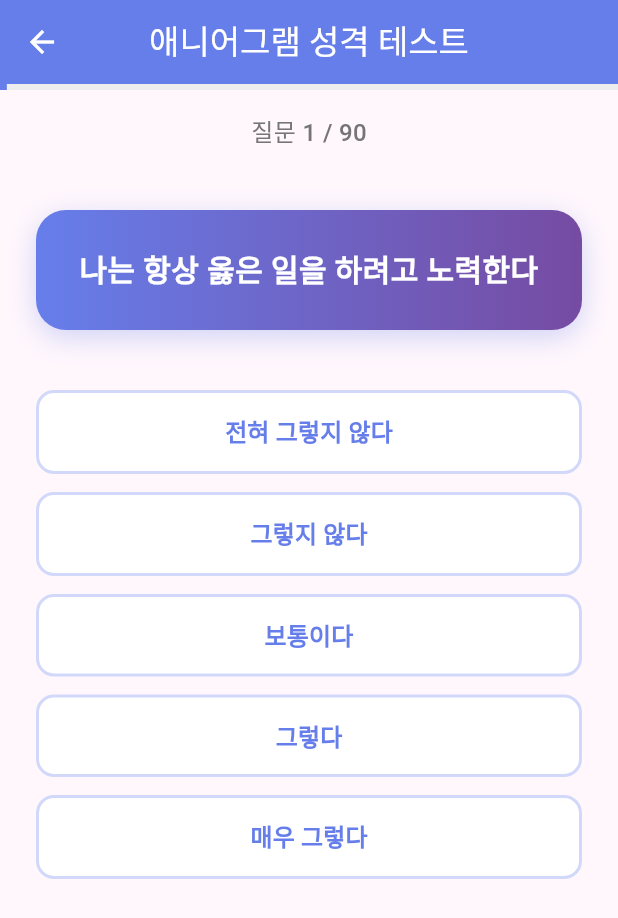
After one commit to langsb16-collab/life82, a Flutter app: the EnneagramScreen screen opened directly, on a phone screen of 412 x 824 dp. The commit adds this screen. Shown: the top 918 px of the screen. Run offline on Flutter 3.47's test engine with Material 3 defaults, Android fonts, the light colour scheme and no system bars; our stand-ins replace hive_flutter, image_picker, shared_preferences; accounts and stored records are empty.

Commit message:
애니어그램 성격 테스트 추가: 90개 질문, 9가지 유형 분석, 다국어 지원 (한국어/영어/중국어/일본어)

```diff
--- /dev/null
+++ b/lib/screens/enneagram_screen.dart
@@ -0,0 +1,513 @@
+import 'package:flutter/material.dart';
+import 'package:provider/provider.dart';
+import '../services/localization_service.dart';
+
+class EnneagramScreen extends StatefulWidget {
+  const EnneagramScreen({super.key});
+
+  @override
+  State<EnneagramScreen> createState() => _EnneagramScreenState();
+}
+
+class _EnneagramScreenState extends State<EnneagramScreen> {
+  int _currentQuestionIndex = 0;
+  final Map<int, int> _answers = {}; // 질문 번호 -> 답변 (1-5)
+
+  // 90개 질문 (각 유형당 10개)
+  final List<Map<String, dynamic>> _questions = [
+    // 1번 유형 (완벽주의자) - 10문항
+    {'text': '나는 항상 옳은 일을 하려고 노력한다', 'type': 1},
+    {'text': '나는 실수를 용납하기 어렵다', 'type': 1},
+    {'text': '나는 규칙과 원칙을 중요하게 생각한다', 'type': 1},
+    {'text': '나는 비판적인 편이다', 'type': 1},
+    {'text': '나는 완벽을 추구한다', 'type': 1},
+    {'text': '나는 다른 사람들이 옳지 않은 일을 할 때 화가 난다', 'type': 1},
+    {'text': '나는 세부 사항에 신경을 많이 쓴다', 'type': 1},
+    {'text': '나는 도덕적으로 올바르게 살려고 노력한다', 'type': 1},
+    {'text': '나는 불공정함을 참지 못한다', 'type': 1},
+    {'text': '나는 자신에게 엄격한 편이다', 'type': 1},
+
+    // 2번 유형 (조력자) - 10문항
+    {'text': '나는 다른 사람을 돕는 것을 좋아한다', 'type': 2},
+    {'text': '나는 사람들의 필요를 잘 알아챈다', 'type': 2},
+    {'text': '나는 사랑받고 싶은 욕구가 강하다', 'type': 2},
+    {'text': '나는 다른 사람의 인정을 받고 싶어한다', 'type': 2},
+    {'text': '나는 관계를 매우 중요하게 생각한다', 'type': 2},
+    {'text': '나는 다른 사람들이 나를 필요로 할 때 기쁘다', 'type': 2},
+    {'text': '나는 내 욕구보다 타인의 욕구를 먼저 생각한다', 'type': 2},
+    {'text': '나는 거절하는 것이 어렵다', 'type': 2},
+    {'text': '나는 다른 사람들에게 관대하다', 'type': 2},
+    {'text': '나는 사람들과 친밀한 관계를 맺고 싶어한다', 'type': 2},
+
+    // 3번 유형 (성취자) - 10문항
+    {'text': '나는 성공하는 것을 중요하게 생각한다', 'type': 3},
+    {'text': '나는 경쟁에서 이기는 것을 좋아한다', 'type': 3},
+    {'text': '나는 목표 지향적이다', 'type': 3},
+    {'text': '나는 효율성을 추구한다', 'type': 3},
+    {'text': '나는 다른 사람들에게 좋은 이미지를 보이고 싶어한다', 'type': 3},
+    {'text': '나는 인정받는 것을 좋아한다', 'type': 3},
+    {'text': '나는 일 중심적이다', 'type': 3},
+    {'text': '나는 실패를 두려워한다', 'type': 3},
+    {'text': '나는 자신감이 있다', 'type': 3},
+    {'text': '나는 성과를 중시한다', 'type': 3},
+
+    // 4번 유형 (예술가) - 10문항
+    {'text': '나는 독특하고 특별하다고 느끼고 싶다', 'type': 4},
+    {'text': '나는 감정이 풍부하다', 'type': 4},
+    {'text': '나는 자주 우울하거나 슬픔을 느낀다', 'type': 4},
+    {'text': '나는 평범한 것을 싫어한다', 'type': 4},
+    {'text': '나는 예술적 감성을 가지고 있다', 'type': 4},
+    {'text': '나는 다른 사람들이 나를 이해하지 못한다고 느낀다', 'type': 4},
+    {'text': '나는 감정에 집중하는 편이다', 'type': 4},
+    {'text': '나는 내면의 세계가 풍부하다', 'type': 4},
+    {'text': '나는 창의적이다', 'type': 4},
+    {'text': '나는 자신의 정체성을 찾는 것에 관심이 많다', 'type': 4},
+
+    // 5번 유형 (관찰자) - 10문항
+    {'text': '나는 지식을 쌓는 것을 좋아한다', 'type': 5},
+    {'text': '나는 혼자 있는 시간이 필요하다', 'type': 5},
+    {'text': '나는 관찰하는 것을 좋아한다', 'type': 5},
+    {'text': '나는 감정 표현을 잘 하지 않는다', 'type': 5},
+    {'text': '나는 분석적이다', 'type': 5},
+    {'text': '나는 에너지를 아끼는 편이다', 'type': 5},
+    {'text': '나는 사생활을 중요하게 생각한다', 'type': 5},
+    {'text': '나는 독립적이다', 'type': 5},
+    {'text': '나는 복잡한 문제를 푸는 것을 좋아한다', 'type': 5},
+    {'text': '나는 전문성을 중시한다', 'type': 5},
+
+    // 6번 유형 (충성가) - 10문항
+    {'text': '나는 안전을 중요하게 생각한다', 'type': 6},
+    {'text': '나는 의심이 많은 편이다', 'type': 6},
+    {'text': '나는 충성심이 강하다', 'type': 6},
+    {'text': '나는 불안을 자주 느낀다', 'type': 6},
+    {'text': '나는 규칙과 권위를 존중한다', 'type': 6},
+    {'text': '나는 최악의 상황을 대비한다', 'type': 6},
+    {'text': '나는 책임감이 강하다', 'type': 6},
+    {'text': '나는 신뢰할 수 있는 사람이 되고 싶다', 'type': 6},
+    {'text': '나는 위험을 회피하는 편이다', 'type': 6},
+    {'text': '나는 안정감을 추구한다', 'type': 6},
+
+    // 7번 유형 (열정가) - 10문항
+    {'text': '나는 즐거움을 추구한다', 'type': 7},
+    {'text': '나는 새로운 경험을 좋아한다', 'type': 7},
+    {'text': '나는 낙천적이다', 'type': 7},
+    {'text': '나는 부정적인 감정을 피하려 한다', 'type': 7},
+    {'text': '나는 모험을 좋아한다', 'type': 7},
+    {'text': '나는 다양한 활동을 즐긴다', 'type': 7},
+    {'text': '나는 계획보다는 즉흥적이다', 'type': 7},
+    {'text': '나는 에너지가 넘친다', 'type': 7},
+    {'text': '나는 제한받는 것을 싫어한다', 'type': 7},
+    {'text': '나는 미래에 대해 낙관적이다', 'type': 7},
+
+    // 8번 유형 (도전자) - 10문항
+    {'text': '나는 강하고 힘 있는 사람이 되고 싶다', 'type': 8},
+    {'text': '나는 솔직하고 직설적이다', 'type': 8},
+    {'text': '나는 통제력을 갖고 싶어한다', 'type': 8},
+    {'text': '나는 약점을 드러내기 싫어한다', 'type': 8},
+    {'text': '나는 불의에 맞서 싸운다', 'type': 8},
+    {'text': '나는 주도권을 잡고 싶어한다', 'type': 8},
+    {'text': '나는 보호자 역할을 한다', 'type': 8},
+    {'text': '나는 강렬한 편이다', 'type': 8},
+    {'text': '나는 약자를 돕는다', 'type': 8},
+    {'text': '나는 두려움 없이 도전한다', 'type': 8},
+
+    // 9번 유형 (평화주의자) - 10문항
+    {'text': '나는 평화를 중요하게 생각한다', 'type': 9},
+    {'text': '나는 갈등을 피하려 한다', 'type': 9},
+    {'text': '나는 다른 사람들과 조화롭게 지내고 싶다', 'type': 9},
+    {'text': '나는 결정하는 것을 어려워한다', 'type': 9},
+    {'text': '나는 느긋한 편이다', 'type': 9},
+    {'text': '나는 다른 사람들의 의견을 잘 수용한다', 'type': 9},
+    {'text': '나는 안정적인 일상을 좋아한다', 'type': 9},
+    {'text': '나는 변화에 저항하는 편이다', 'type': 9},
+    {'text': '나는 소극적이다', 'type': 9},
+    {'text': '나는 타협을 잘 한다', 'type': 9},
+  ];
+
+  @override
+  Widget build(BuildContext context) {
+    final localization = context.watch<LocalizationService>();
+
+    if (_currentQuestionIndex >= _questions.length) {
+      return _buildResultScreen();
+    }
+
+    return Scaffold(
+      appBar: AppBar(
+        title: const Text('애니어그램 성격 테스트'),
+        backgroundColor: const Color(0xFF667EEA),
+        foregroundColor: Colors.white,
+      ),
+      body: SafeArea(
+        child: Column(
+          children: [
+            // Progress Bar
+            LinearProgressIndicator(
+              value: (_currentQuestionIndex + 1) / _questions.length,
+              backgroundColor: Colors.grey.shade200,
+              valueColor: const AlwaysStoppedAnimation<Color>(Color(0xFF667EEA)),
+            ),
+
+            // Progress Text
+            Padding(
+              padding: const EdgeInsets.all(16),
+              child: Text(
+                '질문 ${_currentQuestionIndex + 1} / ${_questions.length}',
+                style: TextStyle(
+                  fontSize: 16,
+                  color: Colors.grey.shade600,
+                  fontWeight: FontWeight.w500,
+                ),
+              ),
+            ),
+
+            Expanded(
+              child: SingleChildScrollView(
+                padding: const EdgeInsets.all(24),
+                child: Column(
+                  children: [
+                    // Question Card
+                    Container(
+                      width: double.infinity,
+                      padding: const EdgeInsets.all(24),
+                      decoration: BoxDecoration(
+                        gradient: const LinearGradient(
+                          colors: [Color(0xFF667EEA), Color(0xFF764BA2)],
+                        ),
+                        borderRadius: BorderRadius.circular(20),
+                        boxShadow: [
+                          BoxShadow(
+                            color: const Color(0xFF667EEA).withValues(alpha: 0.3),
+                            blurRadius: 15,
+                            offset: const Offset(0, 5),
+                          ),
+                        ],
+                      ),
+                      child: Text(
+                        _questions[_currentQuestionIndex]['text'],
+                        textAlign: TextAlign.center,
+                        style: const TextStyle(
+                          color: Colors.white,
+                          fontSize: 20,
+                          fontWeight: FontWeight.bold,
+                          height: 1.5,
+                        ),
+                      ),
+                    ),
+
+                    const SizedBox(height: 40),
+
+                    // Answer Options
+                    _buildAnswerButton('전혀 그렇지 않다', 1),
+                    const SizedBox(height: 12),
+                    _buildAnswerButton('그렇지 않다', 2),
+                    const SizedBox(height: 12),
+                    _buildAnswerButton('보통이다', 3),
+                    const SizedBox(height: 12),
+                    _buildAnswerButton('그렇다', 4),
+                    const SizedBox(height: 12),
+                    _buildAnswerButton('매우 그렇다', 5),
+                  ],
+                ),
+              ),
+            ),
+          ],
+        ),
+      ),
+    );
+  }
+
+  Widget _buildAnswerButton(String text, int score) {
+    return SizedBox(
+      width: double.infinity,
+      child: ElevatedButton(
+        onPressed: () => _answerQuestion(score),
+        style: ElevatedButton.styleFrom(
+          backgroundColor: Colors.white,
+          foregroundColor: const Color(0xFF667EEA),
+          padding: const EdgeInsets.symmetric(vertical: 16),
+          shape: RoundedRectangleBorder(
+            borderRadius: BorderRadius.circular(12),
+            side: BorderSide(
+              color: const Color(0xFF667EEA).withValues(alpha: 0.3),
+              width: 2,
+            ),
+          ),
+          elevation: 0,
+        ),
+        child: Text(
+          text,
+          style: const TextStyle(
+            fontSize: 16,
+            fontWeight: FontWeight.w600,
+          ),
+        ),
+      ),
+    );
+  }
+
+  void _answerQuestion(int score) {
+    setState(() {
+      _answers[_currentQuestionIndex] = score;
+      _currentQuestionIndex++;
+    });
+  }
+
+  Widget _buildResultScreen() {
+    // 각 유형별 점수 계산
+    final Map<int, int> typeScores = {};
+    for (int i = 1; i <= 9; i++) {
+      typeScores[i] = 0;
+    }
+
+    _answers.forEach((index, score) {
+      final type = _questions[index]['type'];
+      typeScores[type] = (typeScores[type] ?? 0) + score;
+    });
+
+    // 가장 높은 점수의 유형 찾기
+    int dominantType = 1;
+    int maxScore = 0;
+    typeScores.forEach((type, score) {
+      if (score > maxScore) {
+        maxScore = score;
+        dominantType = type;
+      }
+    });
+
+    final typeInfo = _getTypeInfo(dominantType);
+
+    return Scaffold(
+      appBar: AppBar(
+        title: const Text('애니어그램 결과'),
+        backgroundColor: const Color(0xFF667EEA),
+        foregroundColor: Colors.white,
+      ),
+      body: SafeArea(
+        child: SingleChildScrollView(
+          padding: const EdgeInsets.all(24),
+          child: Column(
+            children: [
+              // Result Header
+              Container(
+                width: double.infinity,
+                padding: const EdgeInsets.all(32),
+                decoration: BoxDecoration(
+                  gradient: const LinearGradient(
+                    colors: [Color(0xFF667EEA), Color(0xFF764BA2)],
+                  ),
+                  borderRadius: BorderRadius.circular(20),
+                ),
+                child: Column(
+                  children: [
+                    Text(
+                      '유형 $dominantType',
+                      style: const TextStyle(
+                        color: Colors.white,
+                        fontSize: 48,
+                        fontWeight: FontWeight.bold,
+                      ),
+                    ),
+                    const SizedBox(height: 12),
+                    Text(
+                      typeInfo['name']!,
+                      style: const TextStyle(
+                        color: Colors.white,
+                        fontSize: 28,
+                        fontWeight: FontWeight.bold,
+                      ),
+                    ),
+                    const SizedBox(height: 8),
+                    Text(
+                      typeInfo['center']!,
+                      style: TextStyle(
+                        color: Colors.white.withValues(alpha: 0.9),
+                        fontSize: 16,
+                      ),
+                    ),
+                  ],
+                ),
+              ),
+
+              const SizedBox(height: 24),
+
+              // Core Characteristics
+              _buildInfoCard(
+                '핵심 특징',
+                typeInfo['core']!,
+                Icons.star,
+              ),
+
+              const SizedBox(height: 16),
+
+              // Strengths
+              _buildInfoCard(
+                '강점',
+                typeInfo['strengths']!,
+                Icons.thumb_up,
+              ),
+
+              const SizedBox(height: 16),
+
+              // Growth Areas
+              _buildInfoCard(
+                '성장 과제',
+                typeInfo['growth']!,
+                Icons.trending_up,
+              ),
+
+              const SizedBox(height: 32),
+
+              // Restart Button
+              SizedBox(
+                width: double.infinity,
+                child: ElevatedButton(
+                  onPressed: () {
+                    setState(() {
+                      _currentQuestionIndex = 0;
+                      _answers.clear();
+                    });
+                  },
+                  style: ElevatedButton.styleFrom(
+                    backgroundColor: const Color(0xFF667EEA),
+                    foregroundColor: Colors.white,
+                    padding: const EdgeInsets.symmetric(vertical: 16),
+                    shape: RoundedRectangleBorder(
+                      borderRadius: BorderRadius.circular(12),
+                    ),
+                  ),
+                  child: const Text(
+                    '다시 테스트하기',
+                    style: TextStyle(
+                      fontSize: 18,
+                      fontWeight: FontWeight.bold,
+                    ),
+                  ),
+                ),
+              ),
+            ],
+          ),
+        ),
+      ),
+    );
+  }
+
+  Widget _buildInfoCard(String title, String content, IconData icon) {
+    return Container(
+      width: double.infinity,
+      padding: const EdgeInsets.all(20),
+      decoration: BoxDecoration(
+        color: Colors.white,
+        borderRadius: BorderRadius.circular(16),
+        border: Border.all(
+          color: const Color(0xFF667EEA).withValues(alpha: 0.2),
+        ),
+        boxShadow: [
+          BoxShadow(
+            color: Colors.black.withValues(alpha: 0.05),
+            blurRadius: 10,
+            offset: const Offset(0, 2),
+          ),
+        ],
+      ),
+      child: Column(
+        crossAxisAlignment: CrossAxisAlignment.start,
+        children: [
+          Row(
+            children: [
+              Icon(icon, color: const Color(0xFF667EEA), size: 24),
+              const SizedBox(width: 12),
+              Text(
+                title,
+                style: const TextStyle(
+                  fontSize: 20,
+                  fontWeight: FontWeight.bold,
+                  color: Color(0xFF667EEA),
+                ),
+              ),
+            ],
+          ),
+          const SizedBox(height: 12),
+          Text(
+            content,
+            style: TextStyle(
+              fontSize: 15,
+              color: Colors.grey.shade800,
+              height: 1.6,
+            ),
+          ),
+        ],
+      ),
+    );
+  }
+
+  Map<String, String> _getTypeInfo(int type) {
+    final typeData = {
+      1: {
+        'name': '완벽주의자',
+        'center': '장 중심 (본능)',
+        'core': '원칙과 정의를 중시하며, 완벽을 추구합니다. 옳고 그름에 대한 명확한 기준을 가지고 있으며, 자신과 타인에게 높은 기준을 적용합니다.',
+        'strengths': '책임감이 강하고, 정직하며, 일관성이 있습니다. 윤리적이고 도덕적인 삶을 추구하며, 개선과 발전을 위해 노력합니다.',
+        'growth': '완벽주의를 내려놓고 실수를 받아들이는 법을 배워야 합니다. 비판적인 태도를 완화하고, 유연성을 키우는 것이 필요합니다.',
+      },
+      2: {
+        'name': '조력자',
+        'center': '가슴 중심 (감정)',
+        'core': '다른 사람을 돕고 사랑받고 싶어하는 욕구가 강합니다. 관계 중심적이며, 타인의 필요를 잘 알아차립니다.',
+        'strengths': '따뜻하고 친절하며, 공감 능력이 뛰어납니다. 사람들과의 관계를 소중히 여기고, 헌신적입니다.',
+        'growth': '자신의 욕구도 중요하게 여기고, 건강한 경계를 설정하는 법을 배워야 합니다. 거절하는 법을 익히는 것이 필요합니다.',
+      },
+      3: {
+        'name': '성취자',
+        'center': '가슴 중심 (감정)',
+        'core': '성공과 성취를 중시하며, 목표 지향적입니다. 효율성과 생산성을 추구하고, 긍정적인 이미지를 유지하려 합니다.',
+        'strengths': '자신감이 있고, 적응력이 뛰어나며, 동기부여가 강합니다. 목표 달성 능력이 탁월합니다.',
+        'growth': '성과보다는 진정한 자아를 발견하는 것이 중요합니다. 실패를 두려워하지 않고, 자신의 감정을 솔직하게 표현하는 법을 배워야 합니다.',
+      },
+      4: {
+        'name': '예술가',
+        'center': '가슴 중심 (감정)',
+        'core': '독특함과 특별함을 추구하며, 감정이 풍부합니다. 자신의 정체성을 찾는 것에 관심이 많고, 창의적입니다.',
+        'strengths': '창의적이고, 감수성이 뛰어나며, 진정성을 중시합니다. 깊이 있는 감정을 표현할 수 있습니다.',
+        'growth': '부정적인 감정에 집착하지 않고, 현재에 충실하는 법을 배워야 합니다. 부러움과 질투를 극복하는 것이 필요합니다.',
+      },
+      5: {
+        'name': '관찰자',
+        'center': '머리 중심 (사고)',
+        'core': '지식과 통찰을 추구하며, 관찰과 분석을 중시합니다. 독립적이고, 사생활을 중요하게 여깁니다.',
+        'strengths': '지적 호기심이 강하고, 분석적이며, 객관적입니다. 복잡한 문제를 해결하는 능력이 뛰어납니다.',
+        'growth': '고립되지 않고 사람들과 연결되는 법을 배워야 합니다. 감정을 표현하고, 실제 행동으로 옮기는 것이 필요합니다.',
+      },
+      6: {
+        'name': '충성가',
+        'center': '머리 중심 (사고)',
+        'core': '안전과 안정을 추구하며, 충성심이 강합니다. 의심이 많고, 최악의 상황을 대비합니다.',
+        'strengths': '책임감이 강하고, 신뢰할 수 있으며, 충실합니다. 문제를 예측하고 대비하는 능력이 있습니다.',
+        'growth': '불안을 줄이고, 자신을 신뢰하는 법을 배워야 합니다. 과도한 걱정을 내려놓고, 현재에 집중하는 것이 필요합니다.',
+      },
+      7: {
+        'name': '열정가',
+        'center': '머리 중심 (사고)',
+        'core': '즐거움과 새로운 경험을 추구하며, 낙천적입니다. 부정적인 감정을 피하고, 자유를 중시합니다.',
+        'strengths': '에너지가 넘치고, 창의적이며, 긍정적입니다. 새로운 기회를 잘 포착하고, 열정적입니다.',
+        'growth': '부정적인 감정도 받아들이고, 한 가지에 집중하는 법을 배워야 합니다. 깊이를 추구하고, 인내심을 키우는 것이 필요합니다.',
+      },
+      8: {
+        'name': '도전자',
+        'center': '장 중심 (본능)',
+        'core': '힘과 통제를 추구하며, 강인함을 중시합니다. 솔직하고 직설적이며, 불의에 맞서 싸웁니다.',
+        'strengths': '결단력이 있고, 자신감이 넘치며, 보호적입니다. 리더십이 강하고, 약자를 돕습니다.',
+        'growth': '취약함을 드러내는 법을 배우고, 타인을 통제하지 않는 것이 필요합니다. 부드러움과 배려를 키우는 것이 중요합니다.',
+      },
+      9: {
+        'name': '평화주의자',
+        'center': '장 중심 (본능)',
+        'core': '평화와 조화를 추구하며, 갈등을 피합니다. 느긋하고, 다른 사람들과 조화롭게 지내고 싶어합니다.',
+        'strengths': '평화롭고, 수용적이며, 안정적입니다. 중재 능력이 뛰어나고, 타협을 잘 합니다.',
+        'growth': '자신의 의견을 명확히 표현하고, 갈등을 회피하지 않는 법을 배워야 합니다. 우선순위를 정하고, 결단력을 키우는 것이 필요합니다.',
+      },
+    };
+
+    return typeData[type]!;
+  }
+}
--- a/lib/services/localization_service.dart
+++ b/lib/services/localization_service.dart
@@ -56,6 +56,8 @@ class LocalizationService extends ChangeNotifier {
       'zodiac_subtitle': '별자리 운세',
       'mbti': 'MBTI',
       'mbti_subtitle': '성격 유형 분석',
+      'enneagram': '애니어그램',
+      'enneagram_subtitle': '9가지 성격 유형',
       'today_fortune': '오늘의 운세',
       'today_fortune_subtitle': '데일리 럭키',
       'disclaimer': '※ 본 분석 결과는 참고용이며, 개인의 노력과 선택이 더욱 중요합니다.',
@@ -322,6 +324,8 @@ class LocalizationService extends ChangeNotifier {
       'zodiac_subtitle': 'Star Sign',
       'mbti': 'MBTI',
       'mbti_subtitle': 'Personality Type',
+      'enneagram': 'Enneagram',
+      'enneagram_subtitle': '9 Personality Types',
       'today_fortune': 'Today',
       'today_fortune_subtitle': 'Daily Luck',
       'disclaimer': '※ Results are for reference. Your choices matter most.',
@@ -588,6 +592,8 @@ This refund and cancellation policy may change due to legal amendments or servic
       'zodiac_subtitle': '星座运势',
       'mbti': 'MBTI',
       'mbti_subtitle': '性格类型',
+      'enneagram': '九型人格',
+      'enneagram_subtitle': '9种人格类型',
       'today_fortune': '今日',
       'today_fortune_subtitle': '今日运势',
       'disclaimer': '※ 结果仅供参考。您的选择最重要。',
@@ -804,6 +810,8 @@ This refund and cancellation policy may change due to legal amendments or servic
       'zodiac_subtitle': '星座占い',
       'mbti': 'MBTI',
       'mbti_subtitle': '性格タイプ',
+      'enneagram': 'エニアグラム',
+      'enneagram_subtitle': '9つの性格タイプ',
       'today_fortune': '今日',
       'today_fortune_subtitle': '今日の運',
       'disclaimer': '※ 結果は参考用です。あなたの選択が最も重要です。',
```
Also changed, not shown: lib/screens/home_screen.dart (+15 -0 lines).
